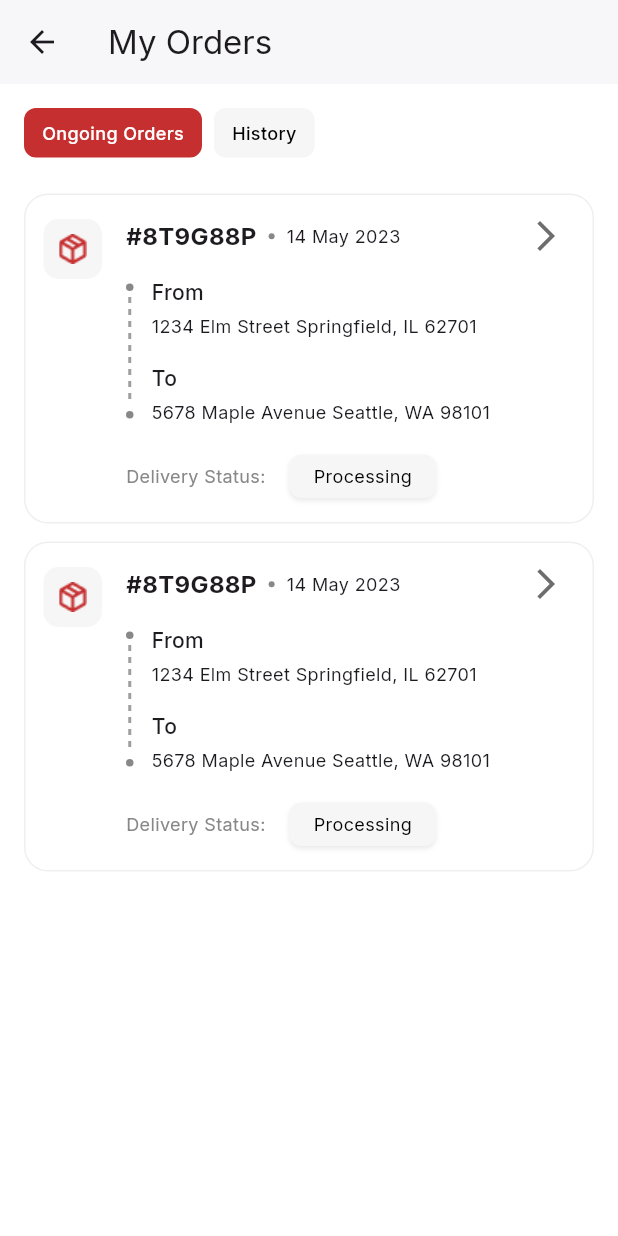
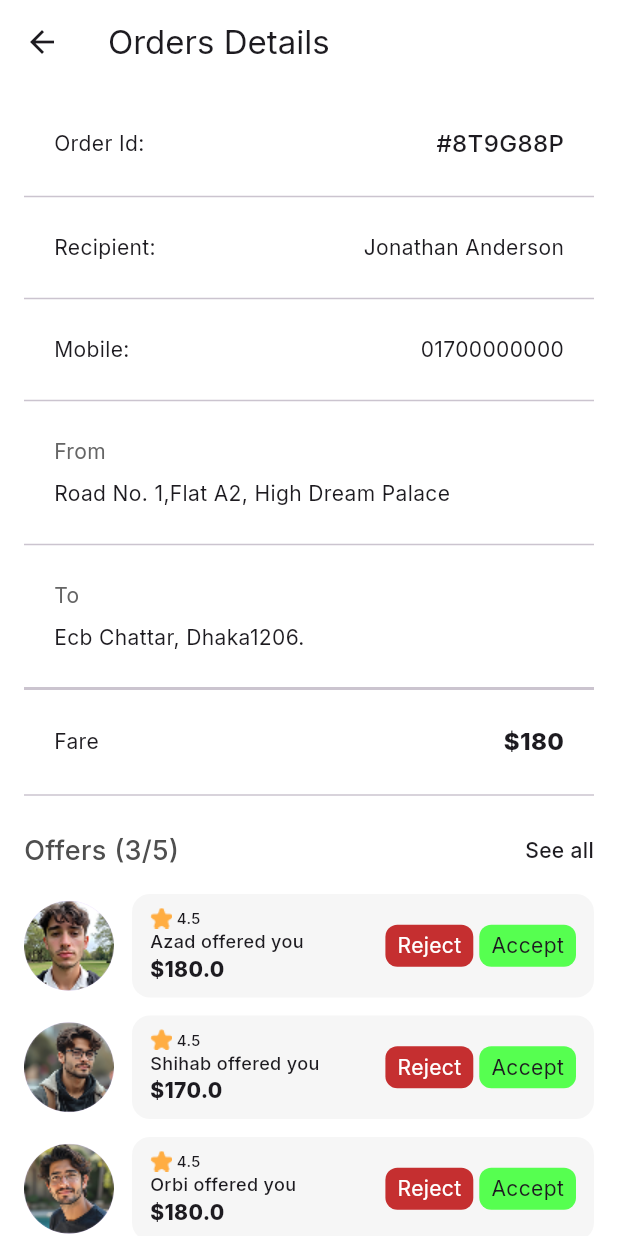
Before and after one commit to NashedShahRoni22/JiMamu-App, a Flutter app: the OrderDetailsScreen screen opened directly, on a phone screen of 412 x 824 dp. Run offline on Flutter 3.47's test engine with Material 3 defaults, Android fonts, the phone set to English and light mode, and no system bars; our stand-ins replace carousel_slider, google_fonts, image_cropper, image_picker.

Commit message:
[Add]: Order details screen added.

```diff
--- a/lib/global_consts/global_colors.dart
+++ b/lib/global_consts/global_colors.dart
@@ -3,10 +3,13 @@ import 'package:flutter/material.dart';
 class GlobalColors {
   static Color white = const Color(0xffffffff);
   static Color white100 = const Color(0xffefefef);
+  static Color white600 = const Color(0xff656565);
 
   static Color secondary = const Color(0xffF6F6F6);
 
   static Color flushMahogany = const Color(0xffC52F30);
+
+  static Color green300 = const Color(0xff56ff50);
 
   static Color black = const Color(0xff000000);
   static Color black50 = const Color(0xfff6f6f6);
--- a/lib/global_consts/global_typography.dart
+++ b/lib/global_consts/global_typography.dart
@@ -3,11 +3,15 @@ import 'package:flutter/material.dart';
 class GlobalTypography {
   static TextStyle pRegular =
       const TextStyle(fontSize: 12, fontWeight: FontWeight.w400);
+  static TextStyle bodyRegular =
+      const TextStyle(fontSize: 14, fontWeight: FontWeight.w400);
   static TextStyle h2Regular =
       const TextStyle(fontSize: 20, fontWeight: FontWeight.w400);
   static TextStyle sub1Regular =
       const TextStyle(fontSize: 16, fontWeight: FontWeight.w400);
 
+  static TextStyle p2Medium =
+      const TextStyle(fontSize: 10, fontWeight: FontWeight.w500);
   static TextStyle pMedium =
       const TextStyle(fontSize: 12, fontWeight: FontWeight.w500);
   static TextStyle h1Medium =
@@ -16,11 +20,18 @@ class GlobalTypography {
       const TextStyle(fontSize: 14, fontWeight: FontWeight.w500);
   static TextStyle sub1Medium =
       const TextStyle(fontSize: 16, fontWeight: FontWeight.w500);
+  static TextStyle sub2Medium =
+      const TextStyle(fontSize: 18, fontWeight: FontWeight.w500);
 
   static TextStyle h1SemiBold =
       const TextStyle(fontSize: 24, fontWeight: FontWeight.w700);
   static TextStyle sub1SemiBold =
       const TextStyle(fontSize: 16, fontWeight: FontWeight.w700);
+
+  static TextStyle sub1Bold =
+      const TextStyle(fontSize: 16, fontWeight: FontWeight.w800);
+  static TextStyle bodyBold =
+      const TextStyle(fontSize: 14, fontWeight: FontWeight.w800);
 }
 
 
--- a/lib/home/view/screens/my_orders/view/my_orders.dart
+++ b/lib/home/view/screens/my_orders/view/my_orders.dart
@@ -2,6 +2,7 @@ import 'package:flutter/material.dart';
 import 'package:jimamu/global_consts/global_colors.dart';
 import 'package:jimamu/global_consts/global_typography.dart';
 import 'package:jimamu/home/view/screens/my_orders/view/widgets/order_card.dart';
+import 'package:jimamu/home/view/screens/my_orders/view/screens/order_details/view/order_details_screen.dart';
 
 class MyOrders extends StatefulWidget {
   static const String id = 'MyOrders';
@@ -20,7 +21,6 @@ class _MyOrdersState extends State<MyOrders> {
       appBar: AppBar(
         title: const Text('My Orders'),
         backgroundColor: Colors.white,
-        elevation: 1,
       ),
       body: Padding(
         padding: const EdgeInsets.all(16.0),
@@ -40,7 +40,9 @@ class _MyOrdersState extends State<MyOrders> {
                         from: '1234 Elm Street Springfield, IL 62701',
                         to: '5678 Maple Avenue Seattle, WA 98101',
                         status: 'Processing',
-                        onPressed: () {},
+                        onPressed: () {
+                          Navigator.pushNamed(context, OrderDetailsScreen.id);
+                        },
                       ),
                       const SizedBox(height: 12),
                     ],
--- /dev/null
+++ b/lib/home/view/screens/my_orders/view/screens/order_details/models/rider_offer_model.dart
@@ -0,0 +1,13 @@
+class RiderOffer {
+  final String name;
+  final String imagePath;
+  final double rating;
+  final double offerAmount;
+
+  RiderOffer({
+    required this.name,
+    required this.imagePath,
+    required this.rating,
+    required this.offerAmount,
+  });
+}
--- /dev/null
+++ b/lib/home/view/screens/my_orders/view/screens/order_details/view/order_details_screen.dart
@@ -0,0 +1,385 @@
+import 'package:flutter/material.dart';
+import 'package:jimamu/global_consts/global_colors.dart';
+import 'package:jimamu/global_consts/global_typography.dart';
+
+import '../models/rider_offer_model.dart';
+
+class OrderDetailsScreen extends StatefulWidget {
+  static const String id = 'OrderDetailsScreen';
+  const OrderDetailsScreen({super.key});
+
+  @override
+  State<OrderDetailsScreen> createState() => _OrderDetailsScreenState();
+}
+
+class _OrderDetailsScreenState extends State<OrderDetailsScreen> {
+  int type = 0;
+
+  List<RiderOffer> riderOffers = [
+    RiderOffer(
+        name: "Azad",
+        imagePath: "assets/icons/profile.png",
+        rating: 4.5,
+        offerAmount: 180),
+    RiderOffer(
+        name: "Shihab",
+        imagePath: "assets/icons/profile2.png",
+        rating: 4.5,
+        offerAmount: 170),
+    RiderOffer(
+        name: "Orbi",
+        imagePath: "assets/icons/profile3.png",
+        rating: 4.5,
+        offerAmount: 180),
+  ];
+
+  RiderOffer? acceptedRider;
+
+  @override
+  Widget build(BuildContext context) {
+    return Scaffold(
+      appBar: AppBar(
+        title: const Text('Orders Details'),
+        backgroundColor: Colors.white,
+      ),
+      body: SingleChildScrollView(
+        child: Padding(
+          padding: const EdgeInsets.symmetric(horizontal: 16.0, vertical: 12),
+          child: Column(
+            crossAxisAlignment: CrossAxisAlignment.start,
+            children: [
+              Container(
+                padding:
+                    const EdgeInsets.symmetric(horizontal: 20, vertical: 16),
+                child: Row(
+                  mainAxisAlignment: MainAxisAlignment.spaceBetween,
+                  children: [
+                    Text(
+                      'Order Id:',
+                      style: GlobalTypography.bodyRegular,
+                    ),
+                    Text(
+                      '#8T9G88P',
+                      style: GlobalTypography.sub1Medium,
+                    ),
+                  ],
+                ),
+              ),
+              const Divider(),
+              Container(
+                padding:
+                    const EdgeInsets.symmetric(horizontal: 20, vertical: 16),
+                child: Row(
+                  mainAxisAlignment: MainAxisAlignment.spaceBetween,
+                  children: [
+                    Text(
+                      'Recipient:',
+                      style: GlobalTypography.bodyRegular,
+                    ),
+                    Text(
+                      'Jonathan Anderson',
+                      style: GlobalTypography.bodyRegular,
+                    ),
+                  ],
+                ),
+              ),
+              const Divider(),
+              Container(
+                padding:
+                    const EdgeInsets.symmetric(horizontal: 20, vertical: 16),
+                child: Row(
+                  mainAxisAlignment: MainAxisAlignment.spaceBetween,
+                  children: [
+                    Text(
+                      'Mobile:',
+                      style: GlobalTypography.bodyRegular,
+                    ),
+                    Text(
+                      '01700000000',
+                      style: GlobalTypography.bodyRegular,
+                    ),
+                  ],
+                ),
+              ),
+              const Divider(),
+              Container(
+                padding:
+                    const EdgeInsets.symmetric(horizontal: 20, vertical: 16),
+                child: Column(
+                  crossAxisAlignment: CrossAxisAlignment.start,
+                  children: [
+                    Text(
+                      'From',
+                      style: GlobalTypography.bodyRegular
+                          .copyWith(color: GlobalColors.white600),
+                    ),
+                    const SizedBox(
+                      height: 8,
+                    ),
+                    Text(
+                      'Road No. 1,Flat A2, High Dream Palace',
+                      style: GlobalTypography.bodyRegular,
+                    ),
+                  ],
+                ),
+              ),
+              const Divider(),
+              Container(
+                padding:
+                    const EdgeInsets.symmetric(horizontal: 20, vertical: 16),
+                child: Column(
+                  crossAxisAlignment: CrossAxisAlignment.start,
+                  children: [
+                    Text(
+                      'To',
+                      style: GlobalTypography.bodyRegular
+                          .copyWith(color: GlobalColors.white600),
+                    ),
+                    const SizedBox(
+                      height: 8,
+                    ),
+                    Text(
+                      'Ecb Chattar, Dhaka1206.',
+                      style: GlobalTypography.bodyRegular,
+                    ),
+                  ],
+                ),
+              ),
+              const Divider(
+                thickness: 2,
+              ),
+              Container(
+                padding:
+                    const EdgeInsets.symmetric(horizontal: 20, vertical: 16),
+                child: Row(
+                  mainAxisAlignment: MainAxisAlignment.spaceBetween,
+                  children: [
+                    Text(
+                      'Fare',
+                      style: GlobalTypography.bodyRegular,
+                    ),
+                    Text(
+                      '\$180',
+                      style: GlobalTypography.sub1Bold,
+                    ),
+                  ],
+                ),
+              ),
+              const Divider(),
+              const SizedBox(
+                height: 16,
+              ),
+              if (acceptedRider != null)
+                buildAcceptedRiderStatus()
+              else
+                Column(
+                  crossAxisAlignment: CrossAxisAlignment.start,
+                  children: [
+                    Row(
+                      mainAxisAlignment: MainAxisAlignment.spaceBetween,
+                      children: [
+                        Text('Offers (${riderOffers.length}/5)',
+                            style: GlobalTypography.sub2Medium
+                                .copyWith(color: GlobalColors.black700)),
+                        Text('See all', style: GlobalTypography.bodyMedium),
+                      ],
+                    ),
+                    const SizedBox(height: 16),
+                    ...riderOffers.asMap().entries.map((entry) {
+                      return buildRiderOffer(entry.value, entry.key);
+                    })
+                  ],
+                ),
+            ],
+          ),
+        ),
+      ),
+    );
+  }
+
+  Widget buildRiderOffer(RiderOffer rider, int index) {
+    return Padding(
+      padding: const EdgeInsets.only(bottom: 12),
+      child: Row(
+        children: [
+          CircleAvatar(
+              radius: 30, backgroundImage: AssetImage(rider.imagePath)),
+          const SizedBox(width: 12),
+          Container(
+            width: MediaQuery.of(context).size.width - 104,
+            padding: const EdgeInsets.symmetric(horizontal: 12, vertical: 9),
+            decoration: BoxDecoration(
+              color: GlobalColors.secondary,
+              borderRadius: BorderRadius.circular(12),
+            ),
+            child: Row(
+              mainAxisAlignment: MainAxisAlignment.spaceBetween,
+              children: [
+                Column(
+                  crossAxisAlignment: CrossAxisAlignment.start,
+                  children: [
+                    Row(
+                      children: [
+                        Image.asset('assets/icons/Star.png', height: 14),
+                        Text(' ${rider.rating}',
+                            style: GlobalTypography.p2Medium),
+                      ],
+                    ),
+                    Text('${rider.name} offered you',
+                        style: GlobalTypography.pMedium),
+                    Text('\$${rider.offerAmount}',
+                        style: GlobalTypography.bodyBold),
+                  ],
+                ),
+                Row(
+                  children: [
+                    GestureDetector(
+                      onTap: () {
+                        setState(() {
+                          riderOffers.removeAt(index);
+                        });
+                      },
+                      child: Container(
+                        decoration: BoxDecoration(
+                          borderRadius: BorderRadius.circular(8),
+                          color: GlobalColors.flushMahogany,
+                        ),
+                        padding: const EdgeInsets.symmetric(
+                            horizontal: 8, vertical: 4),
+                        child: Text('Reject',
+                            style: GlobalTypography.bodyRegular
+                                .copyWith(color: GlobalColors.white)),
+                      ),
+                    ),
+                    const SizedBox(width: 4),
+                    GestureDetector(
+                      onTap: () {
+                        setState(() {
+                          acceptedRider = rider;
+                          riderOffers.clear();
+                        });
+                      },
+                      child: Container(
+                        decoration: BoxDecoration(
+                          borderRadius: BorderRadius.circular(8),
+                          color: GlobalColors.green300,
+                        ),
+                        padding: const EdgeInsets.symmetric(
+                            horizontal: 8, vertical: 4),
+                        child:
+                            Text('Accept', style: GlobalTypography.bodyRegular),
+                      ),
+                    ),
+                  ],
+                ),
+              ],
+            ),
+          )
+        ],
+      ),
+    );
+  }
+
+  Widget buildAcceptedRiderStatus() {
+    List<Map<String, dynamic>> steps = [
+      {'label': 'Confirmed', 'icon': 'assets/icons/confirmed.png'},
+      {'label': 'Picked', 'icon': 'assets/icons/picked.png'},
+      {'label': 'Shipping', 'icon': 'assets/icons/shipping.png'},
+      {'label': 'Delivered', 'icon': 'assets/icons/delivered.png'},
+    ];
+
+    return Column(
+      children: [
+        Container(
+          padding: EdgeInsets.symmetric(horizontal: 16, vertical: 6),
+          decoration: BoxDecoration(
+              color: GlobalColors.secondary,
+              borderRadius: BorderRadius.circular(16),
+              boxShadow: [
+                BoxShadow(
+                    color: GlobalColors.black.withOpacity(0.25),
+                    blurRadius: 1,
+                    offset: Offset(0, 1))
+              ]),
+          child: Row(
+            children: [
+              CircleAvatar(
+                  radius: 20,
+                  backgroundImage: AssetImage(acceptedRider!.imagePath)),
+              const SizedBox(width: 12),
+              Expanded(
+                child: Column(
+                  crossAxisAlignment: CrossAxisAlignment.start,
+                  children: [
+                    Text('Mr ${acceptedRider!.name}',
+                        style: GlobalTypography.bodyBold),
+                    Text('40 trials completed',
+                        style: GlobalTypography.bodyRegular),
+                  ],
+                ),
+              ),
+              Icon(Icons.call, color: GlobalColors.flushMahogany)
+            ],
+          ),
+        ),
+        const SizedBox(height: 36),
+        Padding(
+          padding: const EdgeInsets.only(left: 32.0),
+          child: Column(
+            children: List.generate(steps.length, (index) {
+              return Row(
+                crossAxisAlignment: CrossAxisAlignment.start,
+                children: [
+                  Column(
+                    children: [
+                      Padding(
+                        padding: const EdgeInsets.symmetric(vertical: 8.0),
+                        child: Container(
+                          padding: EdgeInsets.all(10),
+                          decoration: BoxDecoration(
+                              color: GlobalColors.secondary,
+                              borderRadius: BorderRadius.circular(20),
+                              boxShadow: [
+                                BoxShadow(
+                                    color: GlobalColors.black.withOpacity(0.25),
+                                    blurRadius: 1,
+                                    offset: Offset(0, 1))
+                              ]),
+                          child: Image.asset(steps[index]['icon'], height: 20),
+                        ),
+                      ),
+                      if (index != steps.length - 1)
+                        Container(
+                          padding: const EdgeInsets.symmetric(vertical: 12),
+                          width: 2,
+                          height: 40,
+                          decoration: BoxDecoration(
+                            border: Border(
+                              left: BorderSide(
+                                color:
+                                    GlobalColors.flushMahogany.withOpacity(0.5),
+                                width: 2,
+                                style: BorderStyle.solid,
+                              ),
+                            ),
+                          ),
+                        )
+                    ],
+                  ),
+                  const SizedBox(width: 12),
+                  Padding(
+                    padding: const EdgeInsets.only(top: 16.0),
+                    child: Text(
+                      steps[index]['label'],
+                      style: GlobalTypography.bodyBold,
+                    ),
+                  ),
+                ],
+              );
+            }),
+          ),
+        )
+      ],
+    );
+  }
+}
--- a/lib/home/view/screens/order_details/view/order_details_screen.dart
+++ /dev/null
@@ -1,87 +0,0 @@
-import 'package:flutter/material.dart';
-import 'package:jimamu/global_consts/global_colors.dart';
-import 'package:jimamu/global_consts/global_typography.dart';
-import 'package:jimamu/home/view/screens/my_orders/view/widgets/order_card.dart';
-
-class OrderDetailsScreen extends StatefulWidget {
-  static const String id = 'OrderDetailsScreen';
-  const OrderDetailsScreen({super.key});
-
-  @override
-  State<OrderDetailsScreen> createState() => _OrderDetailsScreenState();
-}
-
-class _OrderDetailsScreenState extends State<OrderDetailsScreen> {
-  int type = 0;
-
-  @override
-  Widget build(BuildContext context) {
-    return Scaffold(
-      appBar: AppBar(
-        title: const Text('My Orders'),
-        backgroundColor: Colors.white,
-        elevation: 1,
-      ),
-      body: Padding(
-        padding: const EdgeInsets.all(16.0),
-        child: Column(
-          children: [
-            _buildTabBar(),
-            const SizedBox(height: 24),
-            Expanded(
-              child: ListView.builder(
-                itemCount: 2, // replace with your actual list
-                itemBuilder: (context, index) {
-                  return Column(
-                    children: [
-                      OrderCard(
-                        orderId: '#8T9G88P',
-                        date: '14 May 2023',
-                        from: '1234 Elm Street Springfield, IL 62701',
-                        to: '5678 Maple Avenue Seattle, WA 98101',
-                        status: 'Processing',
-                        onPressed: () {},
-                      ),
-                      const SizedBox(height: 12),
-                    ],
-                  );
-                },
-              ),
-            ),
-          ],
-        ),
-      ),
-    );
-  }
-
-  Widget _buildTabBar() {
-    return Row(
-      children: [
-        _buildTab('Ongoing Orders', 0),
-        const SizedBox(width: 8),
-        _buildTab('History', 1),
-      ],
-    );
-  }
-
-  Widget _buildTab(String label, int index) {
-    final isSelected = type == index;
-    return InkWell(
-      onTap: () => setState(() => type = index),
-      child: Container(
-        padding: const EdgeInsets.symmetric(horizontal: 12, vertical: 8),
-        decoration: BoxDecoration(
-          color:
-              isSelected ? GlobalColors.flushMahogany : GlobalColors.secondary,
-          borderRadius: BorderRadius.circular(8),
-        ),
-        child: Text(
-          label,
-          style: GlobalTypography.pMedium.copyWith(
-            color: isSelected ? GlobalColors.white : GlobalColors.black,
-          ),
-        ),
-      ),
-    );
-  }
-}
--- a/lib/home/view/widgets/service_grid.dart
+++ b/lib/home/view/widgets/service_grid.dart
@@ -1,5 +1,6 @@
 import 'package:flutter/material.dart';
 import 'package:jimamu/home/view/screens/my_orders/view/my_orders.dart';
+import 'package:jimamu/home/view/screens/place_order/view/place_order_screen.dart';
 
 import '../../../global_consts/global_colors.dart';
 import '../../../global_consts/global_typography.dart';
@@ -19,6 +20,8 @@ class ServicesGrid extends StatelessWidget {
           onTap: () {
             if (service['title']! == 'My Orders') {
               Navigator.pushNamed(context, MyOrders.id);
+            } else if (service['title']! == 'Place Order') {
+              Navigator.pushNamed(context, PlaceOrderScreen.id);
             }
           },
           child: SizedBox(
--- a/pubspec.yaml
+++ b/pubspec.yaml
@@ -38,6 +38,9 @@ dependencies:
   image_picker: ^1.1.2
   image_cropper: ^9.0.0
   carousel_slider: ^5.0.0
+  google_maps_flutter: ^2.5.0
+  geolocator: ^10.3.0
+  geocoding: ^2.1.0
 
 dev_dependencies:
   flutter_test:
```
Also changed, not shown: lib/home/view/screens/place_order/view/place_order_screen.dart (added, +150 -0 lines), lib/routes.dart (+12 -0 lines), assets/icons/Star.png (added), assets/icons/confirmed.png (added), assets/icons/delivered.png (added), assets/icons/picked.png (added), assets/icons/profile.png (added), assets/icons/profile2.png (added), assets/icons/profile3.png (added), assets/icons/shipping.png (added).
